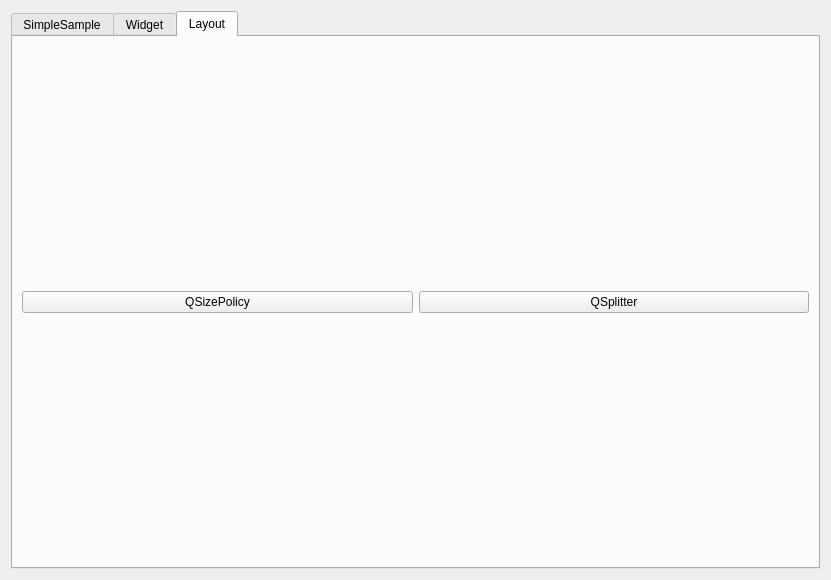
Before: the Qt Designer form Qt_Notes/Example/DesignerSimpleSample/AMyWidget.ui in Jacob-xyb/Cpp_Note, drawn with Qt 5.
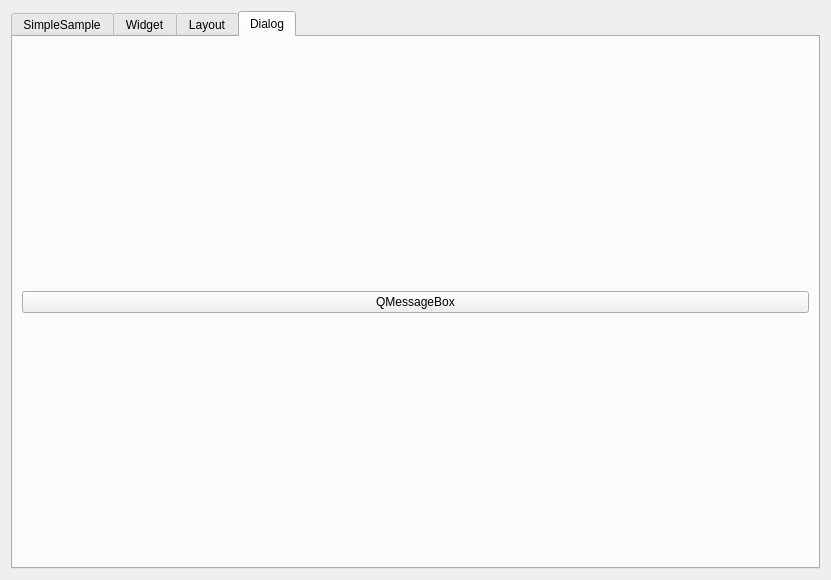
After: the same form once the commit is applied.

What changed in the file:
```diff
--- a/Qt_Notes/Example/DesignerSimpleSample/AMyWidget.ui
+++ b/Qt_Notes/Example/DesignerSimpleSample/AMyWidget.ui
@@ -17,7 +17,7 @@
    <item>
     <widget class="QTabWidget" name="qtabwidget">
      <property name="currentIndex">
-      <number>2</number>
+      <number>3</number>
      </property>
      <widget class="QWidget" name="tab">
       <attribute name="title">
@@ -75,6 +75,20 @@
        </item>
       </layout>
      </widget>
+     <widget class="QWidget" name="tab_4">
+      <attribute name="title">
+       <string>Dialog</string>
+      </attribute>
+      <layout class="QGridLayout" name="gridLayout_4">
+       <item row="0" column="0">
+        <widget class="QPushButton" name="btn_MessageBox">
+         <property name="text">
+          <string>QMessageBox</string>
+         </property>
+        </widget>
+       </item>
+      </layout>
+     </widget>
     </widget>
    </item>
   </layout>
```
